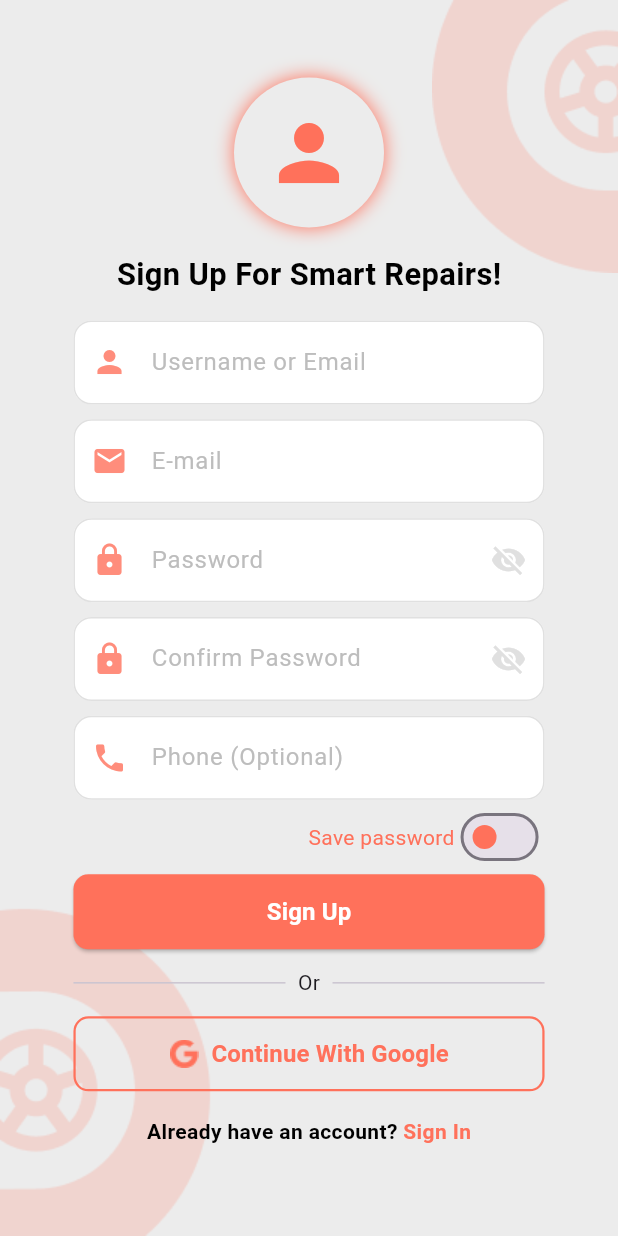
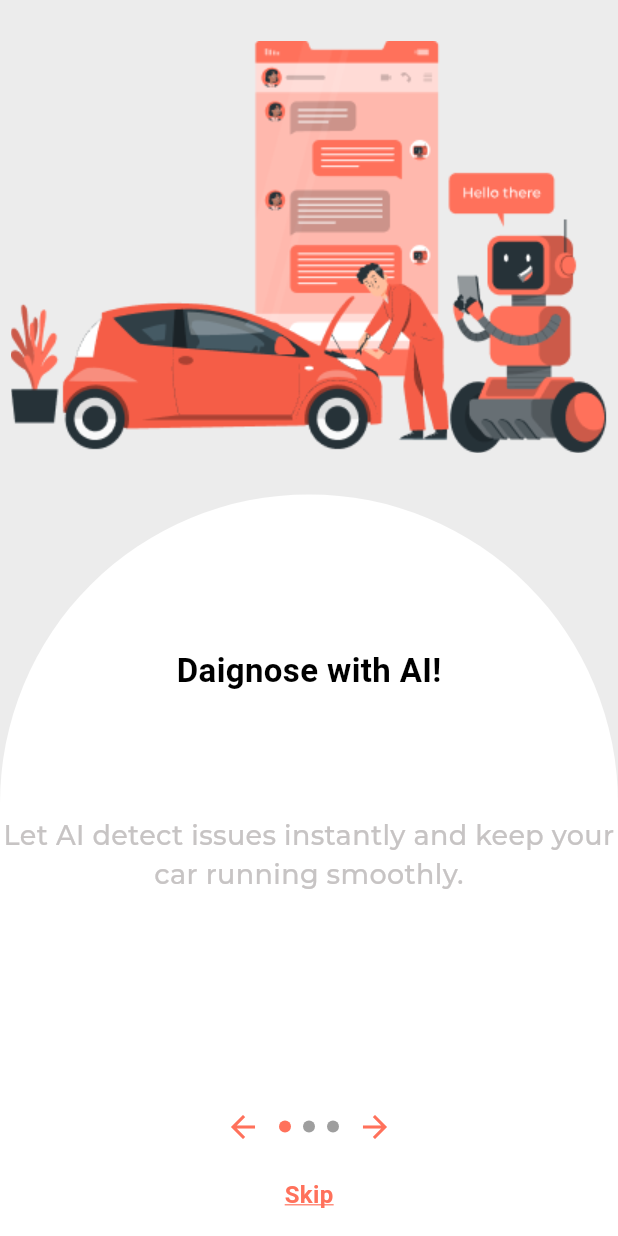
Before and after one commit to Ushna-FS/FixiBot-FYP, a Flutter app: the SignupScreen screen opened by its route, after a tap on "Continue With Google", on a phone screen of 412 x 824 dp. Run offline on Flutter 3.47's test engine with Material 3 defaults, Android fonts, the light colour scheme and no system bars; drawn by our look-alikes of smooth_page_indicator; our stand-ins replace get, google_fonts; accounts and stored records are empty.

Commit message:
User Journey Pages Added

```diff
--- a/lib/constants/app_colors.dart
+++ b/lib/constants/app_colors.dart
@@ -7,6 +7,7 @@ class AppColors {
   static const Color textColor=Colors.white;
   static const Color textColor2=Colors.black;
   static const Color headingColor=Color(0x353539);
+  static const Color textColor3 =Color(0xFFC7C4C4);
 static const MaterialColor mainSwatch = MaterialColor(
     0xFFFF715B,
     <int, Color>{
--- a/lib/constants/app_fontStyles.dart
+++ b/lib/constants/app_fontStyles.dart
@@ -9,5 +9,9 @@ class AppFonts {
     height: 73.14 / 60,
     color: AppColors.textColor,
   );
-
+  static TextStyle journeytext = GoogleFonts.montserrat(
+    fontWeight: FontWeight.w500,
+    fontSize: 18,
+    color: AppColors.textColor3,
+  );
 }
--- /dev/null
+++ b/lib/model/userJourneyModel.dart
@@ -0,0 +1,18 @@
+
+import 'package:flutter/material.dart';
+
+class UserJourneyModel {
+  PageController? pageViewController;
+
+  int get pageViewCurrentIndex => pageViewController != null &&
+          pageViewController!.hasClients &&
+          pageViewController!.page != null
+      ? pageViewController!.page!.round()
+      : 0;
+
+  @override
+  void initState(BuildContext context) {}
+
+  @override
+  void dispose() {}
+}
--- a/lib/routes/app_pages.dart
+++ b/lib/routes/app_pages.dart
@@ -3,6 +3,7 @@ import 'package:get/get.dart';
 import '../screens/auth/view/login.dart';
 import '../screens/auth/view/signup.dart';
 import '../screens/splashScreen.dart';
+import '../screens/user_journey.dart';
 import 'app_routes.dart';
 
 class AppPages {
@@ -14,5 +15,8 @@ class AppPages {
     GetPage(
         name: AppRoutes.login,
         page: () => const Login(),),
+    GetPage(
+    name: AppRoutes.userJourney,
+    page: () => const UserJourney(),),
   ];
 }
--- a/lib/routes/app_routes.dart
+++ b/lib/routes/app_routes.dart
@@ -5,6 +5,7 @@ class AppRoutes {
   static const String login = '/login';
   static const String signup = '/signup';
   static const String forgotPassword = '/forgotPassword';
+  static const String userJourney = '/userJourney';
 
 
 }
--- a/lib/screens/auth/controller/signUp_controller.dart
+++ b/lib/screens/auth/controller/signUp_controller.dart
@@ -1,6 +1,7 @@
 import 'package:get/get.dart';
 import 'package:flutter/material.dart';
 
+import '../../user_journey.dart';
 import '../view/login.dart';
 
 class SignupController extends GetxController {
@@ -39,8 +40,7 @@ class SignupController extends GetxController {
     Get.to(Login());
   }
   void googleSignIn() {
-    // Simulate Google Sign In
-    // Get.to(LoginPage());
+    Get.to(UserJourney());
   }
 
 }
--- /dev/null
+++ b/lib/screens/homeScreen.dart
@@ -0,0 +1,15 @@
+import 'package:flutter/material.dart';
+
+class HomeScreen extends StatefulWidget {
+  const HomeScreen({super.key});
+
+  @override
+  State<HomeScreen> createState() => _HomeScreenState();
+}
+
+class _HomeScreenState extends State<HomeScreen> {
+  @override
+  Widget build(BuildContext context) {
+    return const Placeholder();
+  }
+}
--- /dev/null
+++ b/lib/screens/user_journey.dart
@@ -0,0 +1,258 @@
+import 'package:fixibot_app/constants/app_colors.dart';
+import 'package:fixibot_app/constants/app_fontStyles.dart';
+import 'package:fixibot_app/model/userJourneyModel.dart';
+import 'package:fixibot_app/screens/homeScreen.dart';
+import 'package:flutter/material.dart';
+import 'package:get/get.dart';
+import 'package:get/get_core/src/get_main.dart';
+import 'package:smooth_page_indicator/smooth_page_indicator.dart';
+
+class UserJourney extends StatefulWidget {
+  const UserJourney({super.key});
+
+  @override
+  State<UserJourney> createState() => _UserJourneyState();
+}
+
+class _UserJourneyState extends State<UserJourney> {
+  late UserJourneyModel _model;
+
+  @override
+  void initState() {
+    super.initState();
+    _model = UserJourneyModel();
+  }
+
+  @override
+  void dispose() {
+    _model.dispose();
+    super.dispose();
+  }
+
+  @override
+  Widget build(BuildContext context) {
+    final Size screenSize = MediaQuery.of(context).size;
+    return Scaffold(
+      backgroundColor: AppColors.secondaryColor,
+      body: Stack(
+        children: [
+          PageView(
+            controller: _model.pageViewController ??=
+                PageController(initialPage: 0),
+            scrollDirection: Axis.horizontal,
+            children: [
+              Column(
+                children: [
+                  Container(
+                    width: screenSize.height * 0.5,
+                    height: screenSize.height * 0.4,
+                    decoration: const BoxDecoration(
+                        color: AppColors.secondaryColor,
+                        image: DecorationImage(
+                          image:
+                              AssetImage("assets/images/UserJourneyImage1.png"),
+                        )),
+                  ),
+                  Container(
+                    decoration: const BoxDecoration(
+                        color: AppColors.textColor,
+                        borderRadius: BorderRadius.vertical(
+                          top: Radius.circular(250),
+                        )),
+                    width: double.infinity,
+                    height: screenSize.height * 0.6,
+                    child: Column(children: [
+                      const SizedBox(
+                        height: 102,
+                      ),
+                      const Text(
+                        "Daignose with AI!",
+                        style: TextStyle(
+                            fontSize: 22,
+                            fontWeight: FontWeight.bold,
+                            color: AppColors.textColor2),
+                      ),
+                      const SizedBox(
+                        height: 82,
+                      ),
+                      Text(
+                          'Let AI detect issues instantly and keep your car running smoothly.',
+                          textAlign: TextAlign.center,
+                          style: AppFonts.journeytext),
+                      const SizedBox(height: 30),
+                      // Text("Skip",
+                      //     style: TextStyle(color: AppColors.mainColor)),
+                      // SizedBox(height: 10),
+                    ]),
+                  ),
+                ],
+              ),
+              Column(
+                children: [
+                  Container(
+                    width: screenSize.height * 0.5,
+                    height: screenSize.height * 0.4,
+                    decoration: const BoxDecoration(
+                        color: AppColors.secondaryColor,
+                        image: DecorationImage(
+                          image:
+                              AssetImage("assets/images/UserJourneyImage2.png"),
+                        )),
+                  ),
+                  Container(
+                    decoration: const BoxDecoration(
+                        color: AppColors.textColor,
+                        borderRadius: BorderRadius.vertical(
+                          top: Radius.circular(250),
+                        )),
+                    width: double.infinity,
+                    height: screenSize.height * 0.6,
+                    child: Column(children: [
+                      const SizedBox(
+                        height: 102,
+                      ),
+                      const Text(
+                        "Fix Smarter, Drive Safer!",
+                        style: TextStyle(
+                            fontSize: 22,
+                            fontWeight: FontWeight.bold,
+                            color: AppColors.textColor2),
+                      ),
+                      const SizedBox(
+                        height: 82,
+                      ),
+                      Text(
+                          'Get AI-powered repair solutions and avoid costly breakdowns.',
+                          textAlign: TextAlign.center,
+                          style: AppFonts.journeytext),
+                      const SizedBox(height: 30),
+                      // Text("Skip",
+                      //     style: TextStyle(color: AppColors.mainColor)),
+                      // SizedBox(height: 10),
+                    ]),
+                  ),
+                ],
+              ),
+              Column(
+                children: [
+                  Container(
+                    width: screenSize.height * 0.5,
+                    height: screenSize.height * 0.4,
+                    decoration: const BoxDecoration(
+                        color: AppColors.secondaryColor,
+                        image: DecorationImage(
+                          image:
+                              AssetImage("assets/images/UserJourneyImage3.png"),
+                        )),
+                  ),
+                  Container(
+                    decoration: const BoxDecoration(
+                        color: AppColors.textColor,
+                        borderRadius: BorderRadius.vertical(
+                          top: Radius.circular(250),
+                        )),
+                    width: double.infinity,
+                    height: screenSize.height * 0.6,
+                    child: Column(children: [
+                      const SizedBox(
+                        height: 102,
+                      ),
+                      const Text(
+                        "Stay Road-Ready!",
+                        style: TextStyle(
+                            fontSize: 22,
+                            fontWeight: FontWeight.bold,
+                            color: AppColors.textColor2),
+                      ),
+                      const SizedBox(
+                        height: 82,
+                      ),
+                      Text(
+                          'Prevent unexpected issues with real-time AI assistance.',
+                          textAlign: TextAlign.center,
+                          style: AppFonts.journeytext),
+                      const SizedBox(height: 30),
+                      // Text("Skip",
+                      //     style: TextStyle(color: AppColors.mainColor)),
+                      // SizedBox(height: 10),
+                    ]),
+                  ),
+                ],
+              )
+            ],
+          ),
+          Align(
+            alignment: Alignment.bottomCenter,
+            child: Padding(
+              padding: const EdgeInsets.only(bottom: 16.0),
+              child: Column(
+                mainAxisSize: MainAxisSize.min,
+                children: [
+                  Row(
+                    mainAxisAlignment: MainAxisAlignment.center,
+                    children: [
+                      IconButton(
+                          icon: Icon(Icons.arrow_back,
+                              color: AppColors.mainColor),
+                          onPressed: () =>
+                              _model.pageViewController!.previousPage(
+                                duration: const Duration(seconds: 1),
+                                curve: Curves.easeInOut,
+                              )),
+                      SmoothPageIndicator(
+                        controller: _model.pageViewController ??=
+                            PageController(initialPage: 0),
+                        count: 3,
+                        axisDirection: Axis.horizontal,
+                        onDotClicked: (index) {
+                          _model.pageViewController!.animateToPage(
+                            index,
+                            duration: const Duration(milliseconds: 500),
+                            curve: Curves.ease,
+                          );
+                          setState(() {}); // Ensure UI updates
+                        },
+                        effect: const SlideEffect(
+                          spacing: 8,
+                          radius: 8,
+                          dotWidth: 8,
+                          dotHeight: 8,
+                          dotColor: Colors.grey,
+                          activeDotColor: AppColors.mainColor,
+                          paintStyle: PaintingStyle.fill,
+                        ),
+                      ),
+                      IconButton(
+                          icon: Icon(Icons.arrow_forward,
+                              color: AppColors.mainColor),
+                          onPressed: () => _model.pageViewController!.nextPage(
+                                duration: const Duration(seconds: 1),
+                                curve: Curves.easeInOut,
+                              )),
+                    ],
+                  ),
+                  const SizedBox(height: 10),
+                  GestureDetector(
+                    onTap: () {
+                      Get.to(const HomeScreen());
+                    },
+                    child: const Text(
+                      "Skip",
+                      style: TextStyle(
+                        color: AppColors.mainColor,
+                        fontSize: 16,
+                        fontWeight: FontWeight.bold,
+                        decoration: TextDecoration.underline,
+                        decorationColor: AppColors.mainColor,
+                      ),
+                    ),
+                  ),
+                ],
+              ),
+            ),
+          ),
+        ],
+      ),
+    );
+  }
+}
--- a/pubspec.yaml
+++ b/pubspec.yaml
@@ -37,6 +37,7 @@ dependencies:
   cupertino_icons: ^1.0.6
   google_fonts: ^6.2.1
   get: ^4.7.2
+  smooth_page_indicator: ^1.2.1
 
 dev_dependencies:
   flutter_test:
@@ -56,6 +57,7 @@ dev_dependencies:
 flutter:
   assets:
     - assets/icons/
+    - assets/images/
   uses-material-design: true
 
   # To add assets to your application, add an assets section, like this:
```
Also changed, not shown: assets/images/UserJourneyImage1.png (added), assets/images/UserJourneyImage2.png (added), assets/images/UserJourneyImage3.png (added), pubspec.lock.
